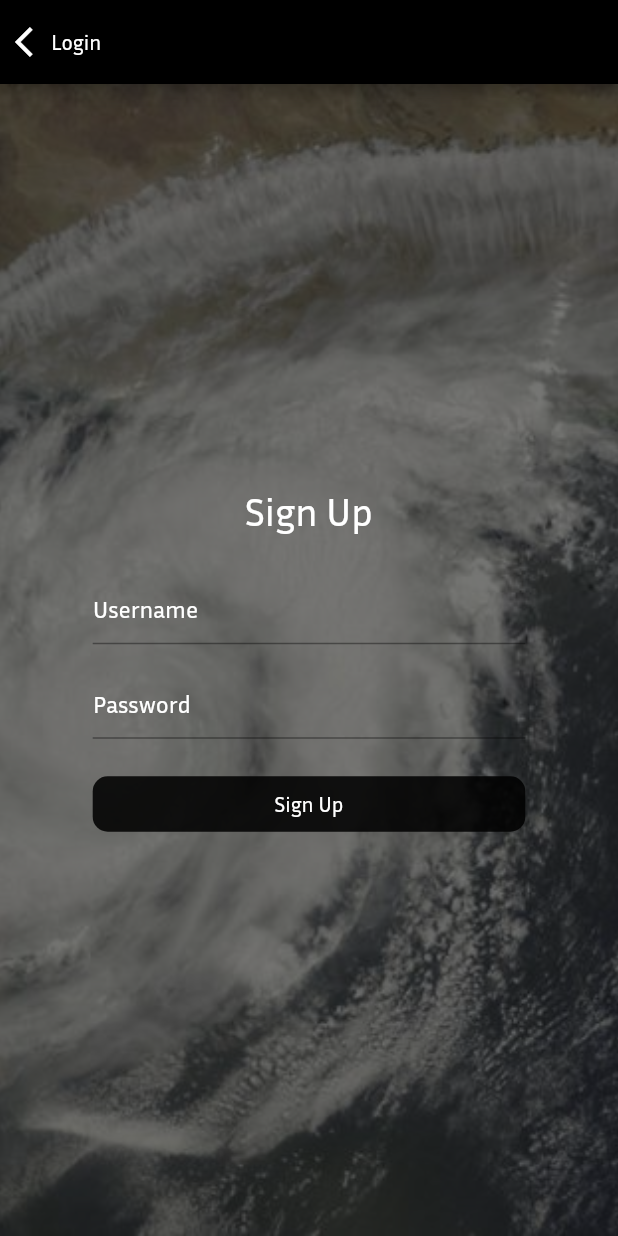
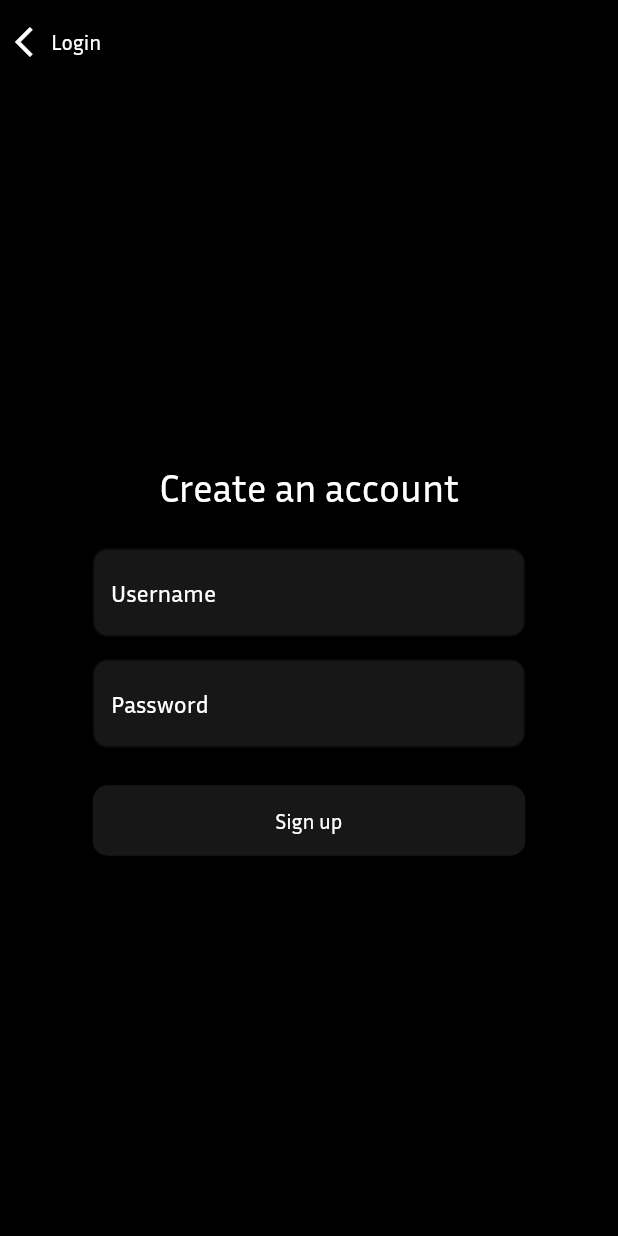
Before and after one commit to Melvin-Jovano/mobile-uas, a Flutter app: the screen it shows after launch, after a tap on "Register", on a phone screen of 412 x 824 dp. Run offline on Flutter 3.47's test engine with Material 2 defaults, Android fonts, the phone set to English and light mode, and no system bars; our stand-ins replace dio, flutter_svg, shared_preferences.

Commit message:
refactor: fix code

```diff
--- a/lib/main.dart
+++ b/lib/main.dart
@@ -50,7 +50,7 @@ class MyApp extends StatelessWidget {
             fillColor: MaterialStateColor.resolveWith((states) => Colors.white)
           )
         ),
-        home: const Login(),
+        home: Login(),
       ),
     );
   }
--- a/lib/pages/about_us.dart
+++ b/lib/pages/about_us.dart
@@ -132,8 +132,8 @@ class AboutUs extends StatelessWidget {
       shape: RoundedRectangleBorder(
         borderRadius: BorderRadius.circular(20)
       ),
-      backgroundColor: Color(0xFF3A3A3A),
-      contentPadding: EdgeInsets.symmetric(vertical: 20),
+      backgroundColor: const Color(0xFF3A3A3A),
+      contentPadding: const EdgeInsets.symmetric(vertical: 20),
       children: [
         for(int i = 0; i < members.length; i++)
         Padding(
--- a/lib/pages/login.dart
+++ b/lib/pages/login.dart
@@ -5,15 +5,17 @@ import 'package:mobile_uas/pages/home.dart';
 import 'package:mobile_uas/pages/register.dart';
 import 'package:provider/provider.dart';
 
+// ignore: must_be_immutable
 class Login extends StatelessWidget {
-  const Login({super.key});
+  Login({super.key});
+
+  TextEditingController usernameController = TextEditingController();
+  TextEditingController passwordController = TextEditingController();
 
   @override
   Widget build(BuildContext context) {
     final prov = Provider.of<MainProvider>(context);
 
-    TextEditingController usernameController = TextEditingController();
-    TextEditingController passwordController = TextEditingController();
 
     return SafeArea(
       child: GestureDetector(
@@ -31,7 +33,7 @@ class Login extends StatelessWidget {
                   onTap: () {
                     Navigator.push(
                       context,
-                      MaterialPageRoute(builder: (context) => const Register()),
+                      MaterialPageRoute(builder: (context) => Register()),
                     );
                   },
                   child: const Row(
@@ -66,6 +68,11 @@ class Login extends StatelessWidget {
                     TextField(
                       controller: usernameController,
                       decoration: const InputDecoration(
+                        focusedBorder: UnderlineInputBorder(
+                          borderSide: BorderSide(
+                            color: Colors.white
+                          )
+                        ),
                         hintText: 'Username',
                         hintStyle: TextStyle(
                           color: Colors.white,
@@ -78,6 +85,11 @@ class Login extends StatelessWidget {
                       autocorrect: false,
                       controller: passwordController,
                       decoration: const InputDecoration(
+                        focusedBorder: UnderlineInputBorder(
+                          borderSide: BorderSide(
+                            color: Colors.white
+                          )
+                        ),
                         hintText: 'Password',
                         hintStyle: TextStyle(
                           color: Colors.white,
--- a/lib/pages/register.dart
+++ b/lib/pages/register.dart
@@ -2,15 +2,22 @@ import 'package:flutter/material.dart';
 import 'package:mobile_uas/config/pallete.dart';
 import 'package:mobile_uas/pages/login.dart';
 
+// ignore: must_be_immutable
 class Register extends StatelessWidget {
-  const Register({super.key});
+  Register({super.key});
+
+  TextEditingController usernameController = TextEditingController();
+  TextEditingController passwordController = TextEditingController();
 
   @override
   Widget build(BuildContext context) {
-    TextEditingController usernameController = TextEditingController();
-    TextEditingController passwordController = TextEditingController();
 
-    return Scaffold(
+    return SafeArea(
+      child: GestureDetector(
+        onTap: () {
+          FocusScope.of(context).unfocus();
+        },
+        child: Scaffold(
           appBar: AppBar(
             backgroundColor: Pallete.primary,
             leadingWidth: 100,
@@ -21,7 +28,7 @@ class Register extends StatelessWidget {
                   onTap: () {
                     Navigator.push(
                       context,
-                  MaterialPageRoute(builder: (context) => const Login()),
+                      MaterialPageRoute(builder: (context) => Login()),
                     );
                   },
                   child: const Row(
@@ -35,27 +42,30 @@ class Register extends StatelessWidget {
             ),
           ),
           backgroundColor: Pallete.primary,
-      body: Container(
-        decoration: const BoxDecoration(
-          image: DecorationImage(
-            image: AssetImage('assets/img/register.jpeg'),
-            fit: BoxFit.cover,
-            colorFilter: ColorFilter.mode(Colors.black54, BlendMode.darken)
-          )
-        ),
-        child: Center(
+          body: Center(
             child: SizedBox(
               width: MediaQuery.of(context).size.width * 0.7,
               child: Column(
                 mainAxisSize: MainAxisSize.min,
                 children: [
-                const Text('Sign Up', style: TextStyle(
+                  const Text('Create an account', style: TextStyle(
                     fontSize: 26
                   )),
                   const SizedBox(height: 25,),
                   TextField(
                     controller: usernameController,
                     decoration: const InputDecoration(
+                      border: OutlineInputBorder(
+                        borderRadius: BorderRadius.all(Radius.circular(10)),
+                      ),
+                      focusedBorder: OutlineInputBorder(
+                        borderRadius: BorderRadius.all(Radius.circular(10)),
+                        borderSide: BorderSide(
+                          color: Colors.white
+                        )
+                      ),
+                      filled: true,
+                      fillColor: Color.fromARGB(96, 62, 62, 62),
                       hintText: 'Username',
                       hintStyle: TextStyle(
                         color: Colors.white,
@@ -68,6 +78,17 @@ class Register extends StatelessWidget {
                     autocorrect: false,
                     controller: passwordController,
                     decoration: const InputDecoration(
+                      focusedBorder: OutlineInputBorder(
+                        borderRadius: BorderRadius.all(Radius.circular(10)),
+                        borderSide: BorderSide(
+                          color: Colors.white
+                        )
+                      ),
+                      border: OutlineInputBorder(
+                        borderRadius: BorderRadius.all(Radius.circular(10)),
+                      ),
+                      filled: true,
+                      fillColor: Color.fromARGB(96, 62, 62, 62),
                       hintText: 'Password',
                       hintStyle: TextStyle(
                         color: Colors.white,
@@ -83,10 +104,13 @@ class Register extends StatelessWidget {
                         ));
                         return;
                       }
+                      ScaffoldMessenger.of(context).showSnackBar(const SnackBar(
+                        content: Text('Account created, please login...'),
+                      ));
                       Navigator.pushReplacement(
                         context,
                         MaterialPageRoute(
-                        builder: (_) => const Login()
+                          builder: (_) => Login()
                         )
                       );
                     },
@@ -94,13 +118,13 @@ class Register extends StatelessWidget {
                       alignment: Alignment.center,
                       width: double.infinity,
                       padding: const EdgeInsets.symmetric(
-                      vertical: 10
+                        vertical: 15
                       ),
                       decoration: const BoxDecoration(
-                      color: Colors.black87,
+                        color: Color.fromARGB(96, 62, 62, 62),
                         borderRadius: BorderRadius.all(Radius.circular(10))
                       ),
-                    child:  const Text('Sign Up'),
+                      child:  const Text('Sign up'),
                     ),
                   )
                 ],
@@ -108,6 +132,7 @@ class Register extends StatelessWidget {
             ),
           ),
         ),
+      ),
     );
   }
 }
```
Also changed, not shown: assets/img/register.jpeg (deleted). Lines whose indentation alone changed are shown as unchanged.
